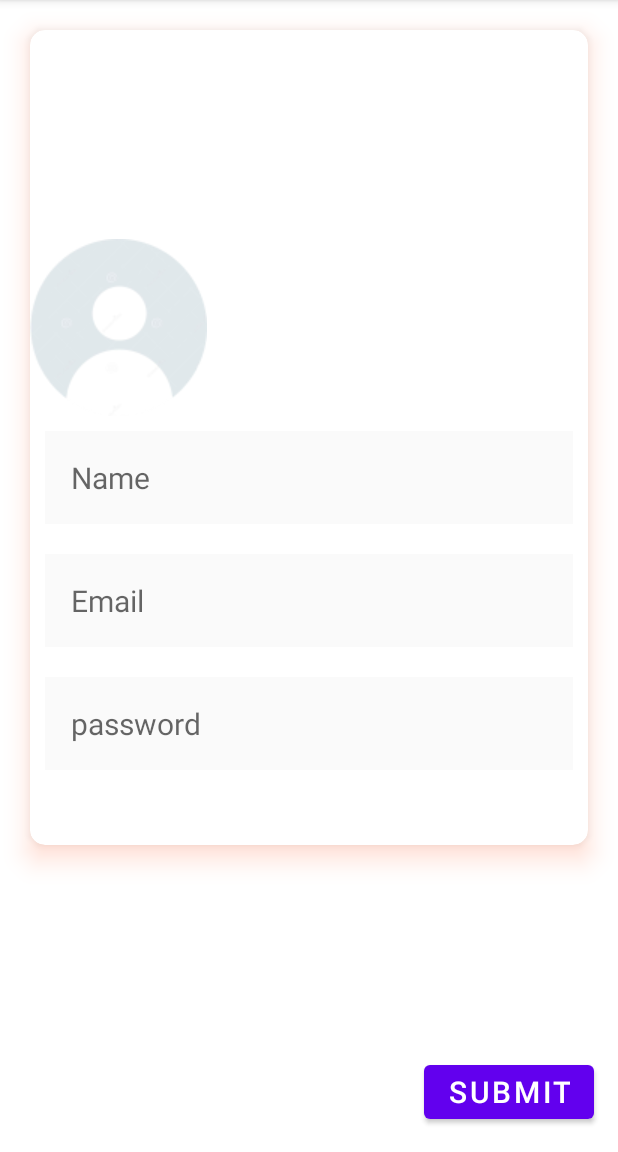
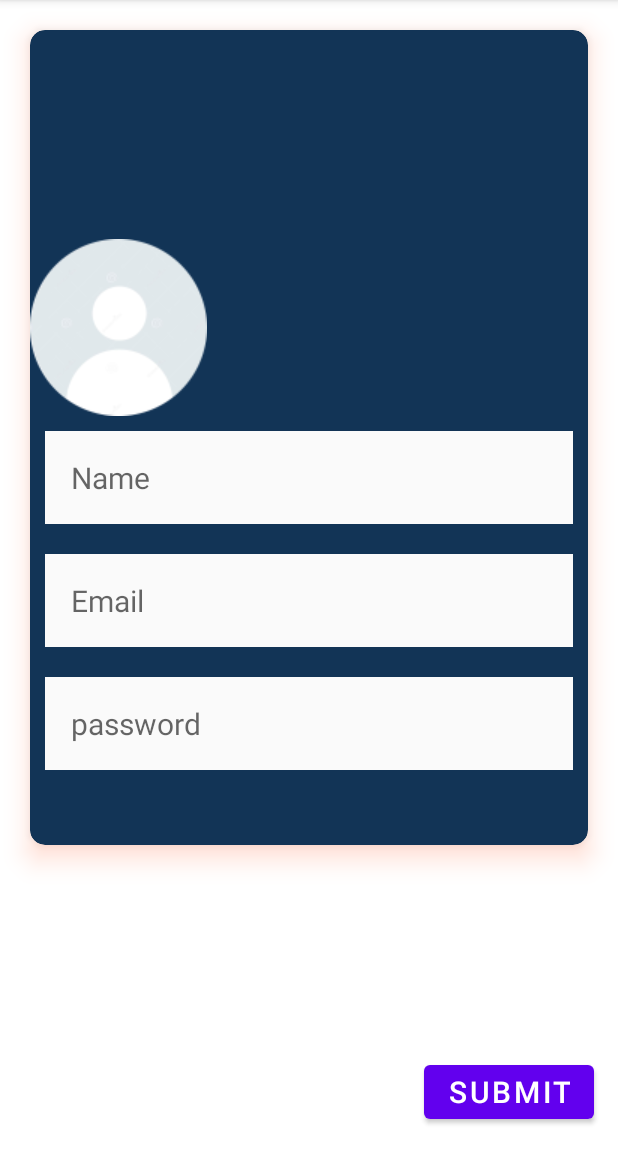
Before and after one commit to rishabhnayak/TestApp, an Android app: the screen it shows after launch (MainActivity), on a phone screen of 412 x 824 dp, the part 84-1236 px from its top. Run offline under Robolectric (Android 15) with nearby library versions, the phone set to English and light mode, and no system bars.

Commit message:
commit new changes

```diff
--- a/app/src/main/res/layout/test5.xml
+++ b/app/src/main/res/layout/test5.xml
@@ -9,7 +9,7 @@
         android:layout_margin="20dp"
         app:cardElevation="10dp"
         app:cardCornerRadius="10dp"
-        app:cardBackgroundColor="#ffffff"
+        app:cardBackgroundColor="#123456"
         android:outlineSpotShadowColor="#FF5722"
         android:layout_width="match_parent"
         android:layout_height="wrap_content">
```
